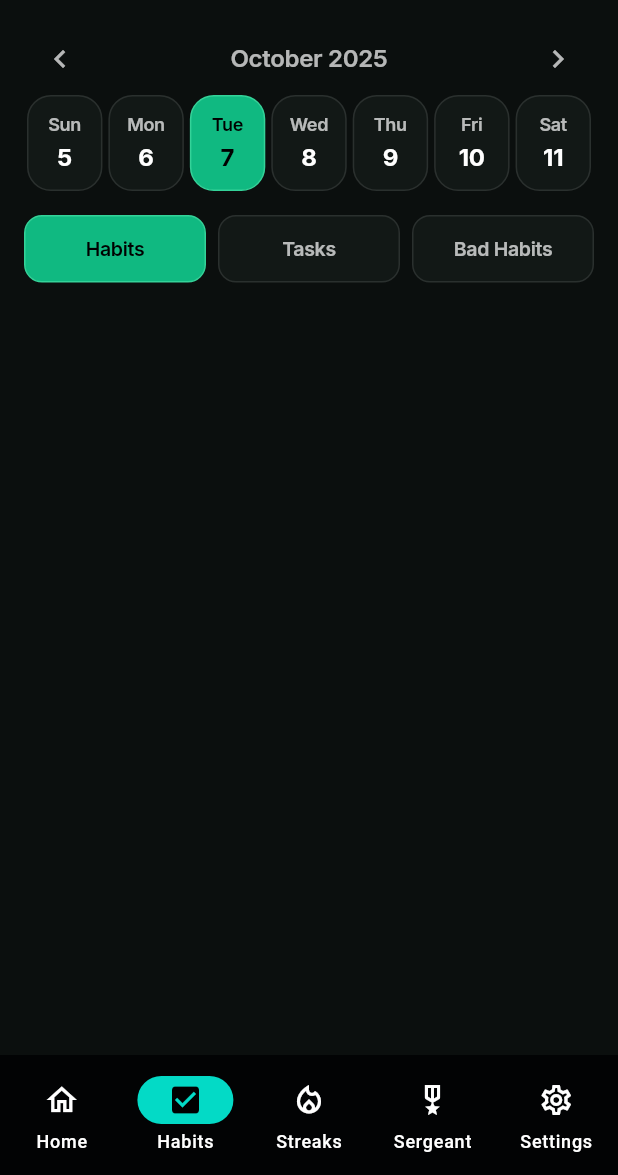
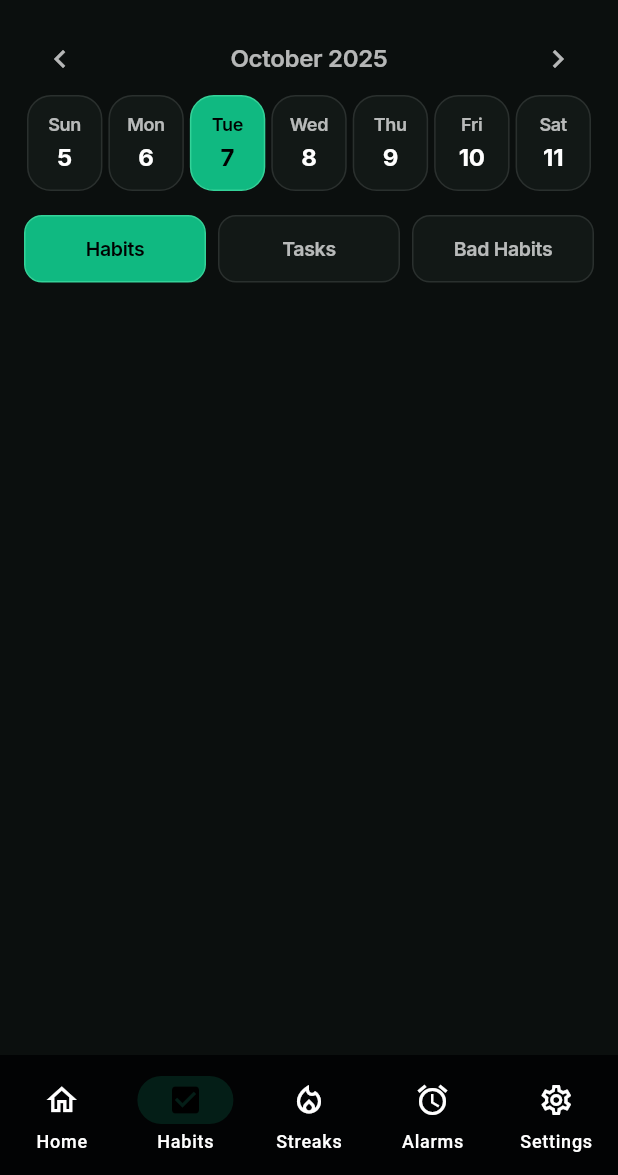
Before and after one commit to stossthegreat/Drillos, a Flutter app: the RootShell screen opened directly with empty values, item 2 of the bottom bar chosen, after a tap on "Habits", on a phone screen of 412 x 824 dp, the part 61-1236 px from its top. Run offline on Flutter 3.47's test engine with Material 3 defaults, Android fonts, the phone set to English and light mode, and no system bars; our stand-ins replace audioplayers, flutter_local_notifications, go_router, google_fonts, shared_preferences, timezone; accounts and stored records are empty.

Commit message:
Update root_shell.dart

```diff
--- a/lib/widgets/root_shell.dart
+++ b/lib/widgets/root_shell.dart
@@ -8,34 +8,66 @@ class RootShell extends StatelessWidget {
   int _indexForLocation(String loc) {
     if (loc.startsWith('/habits')) return 1;
     if (loc.startsWith('/streaks')) return 2;
-    if (loc.startsWith('/chat')) return 3;
+    if (loc.startsWith('/alarm')) return 3; // ✅ new alarm tab
     if (loc.startsWith('/settings')) return 4;
     return 0; // home
   }
 
   @override
   Widget build(BuildContext context) {
-    final loc = GoRouterState.of(context).uri.toString();
+    final loc = GoRouter.of(context).location;
     final idx = _indexForLocation(loc);
+
     return Scaffold(
       body: child,
       bottomNavigationBar: NavigationBar(
         selectedIndex: idx,
         backgroundColor: Colors.black.withOpacity(0.8),
+        indicatorColor: const Color(0xFF10B981).withOpacity(0.15),
         destinations: const [
-          NavigationDestination(icon: Icon(Icons.home_outlined), selectedIcon: Icon(Icons.home), label: 'Home'),
-          NavigationDestination(icon: Icon(Icons.check_box_outlined), selectedIcon: Icon(Icons.check_box), label: 'Habits'),
-          NavigationDestination(icon: Icon(Icons.local_fire_department_outlined), selectedIcon: Icon(Icons.local_fire_department), label: 'Streaks'),
-          NavigationDestination(icon: Icon(Icons.military_tech_outlined), selectedIcon: Icon(Icons.military_tech), label: 'Sergeant'),
-          NavigationDestination(icon: Icon(Icons.settings_outlined), selectedIcon: Icon(Icons.settings), label: 'Settings'),
+          NavigationDestination(
+            icon: Icon(Icons.home_outlined),
+            selectedIcon: Icon(Icons.home),
+            label: 'Home',
+          ),
+          NavigationDestination(
+            icon: Icon(Icons.check_box_outlined),
+            selectedIcon: Icon(Icons.check_box),
+            label: 'Habits',
+          ),
+          NavigationDestination(
+            icon: Icon(Icons.local_fire_department_outlined),
+            selectedIcon: Icon(Icons.local_fire_department),
+            label: 'Streaks',
+          ),
+          NavigationDestination(
+            icon: Icon(Icons.alarm_outlined), // ✅ replaced Sergeant icon
+            selectedIcon: Icon(Icons.alarm),
+            label: 'Alarms', // ✅ new label
+          ),
+          NavigationDestination(
+            icon: Icon(Icons.settings_outlined),
+            selectedIcon: Icon(Icons.settings),
+            label: 'Settings',
+          ),
         ],
         onDestinationSelected: (i) {
           switch (i) {
-            case 0: context.go('/home'); break;
-            case 1: context.go('/habits'); break;
-            case 2: context.go('/streaks'); break;
-            case 3: context.go('/chat'); break;
-            case 4: context.go('/settings'); break;
+            case 0:
+              context.go('/home');
+              break;
+            case 1:
+              context.go('/habits');
+              break;
+            case 2:
+              context.go('/streaks');
+              break;
+            case 3:
+              context.go('/alarm'); // ✅ route fixed
+              break;
+            case 4:
+              context.go('/settings');
+              break;
           }
         },
       ),
```
